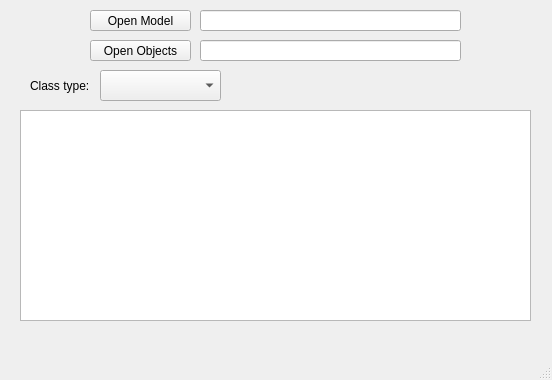
The window that mainwindow.ui (Andoku/AviaEditor) describes before a commit, drawn with Qt 5.
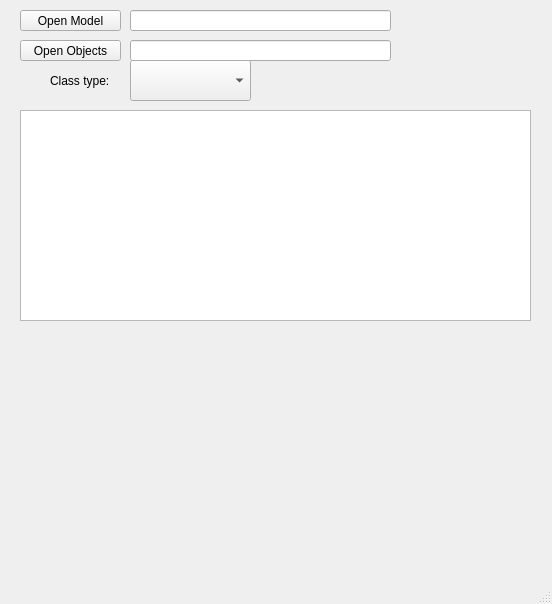
The same window after the commit.

```diff
--- a/mainwindow.ui
+++ b/mainwindow.ui
@@ -7,7 +7,7 @@
     <x>0</x>
     <y>0</y>
     <width>552</width>
-    <height>380</height>
+    <height>604</height>
    </rect>
   </property>
   <property name="windowTitle">
@@ -17,7 +17,7 @@
    <widget class="QToolButton" name="openModelButton">
     <property name="geometry">
      <rect>
-      <x>90</x>
+      <x>20</x>
       <y>10</y>
       <width>101</width>
       <height>21</height>
@@ -30,7 +30,7 @@
    <widget class="QToolButton" name="openObjectsButton">
     <property name="geometry">
      <rect>
-      <x>90</x>
+      <x>20</x>
       <y>40</y>
       <width>101</width>
       <height>21</height>
@@ -43,7 +43,7 @@
    <widget class="QLineEdit" name="modelFile">
     <property name="geometry">
      <rect>
-      <x>200</x>
+      <x>130</x>
       <y>10</y>
       <width>261</width>
       <height>21</height>
@@ -56,7 +56,7 @@
    <widget class="QLineEdit" name="objectsFile">
     <property name="geometry">
      <rect>
-      <x>200</x>
+      <x>130</x>
       <y>40</y>
       <width>261</width>
       <height>21</height>
@@ -79,26 +79,37 @@
    <widget class="QComboBox" name="classType">
     <property name="geometry">
      <rect>
-      <x>100</x>
-      <y>70</y>
+      <x>130</x>
+      <y>60</y>
       <width>121</width>
-      <height>31</height>
+      <height>41</height>
      </rect>
     </property>
    </widget>
    <widget class="QLabel" name="label">
     <property name="geometry">
      <rect>
-      <x>30</x>
-      <y>70</y>
+      <x>50</x>
+      <y>60</y>
       <width>71</width>
-      <height>31</height>
+      <height>41</height>
      </rect>
     </property>
     <property name="text">
      <string>Class type:</string>
     </property>
    </widget>
+   <widget class="QWidget" name="gridLayoutWidget">
+    <property name="geometry">
+     <rect>
+      <x>20</x>
+      <y>350</y>
+      <width>511</width>
+      <height>201</height>
+     </rect>
+    </property>
+    <layout class="QGridLayout" name="layout"/>
+   </widget>
   </widget>
   <widget class="QStatusBar" name="statusBar"/>
   <widget class="QMenuBar" name="menuBar">
```
